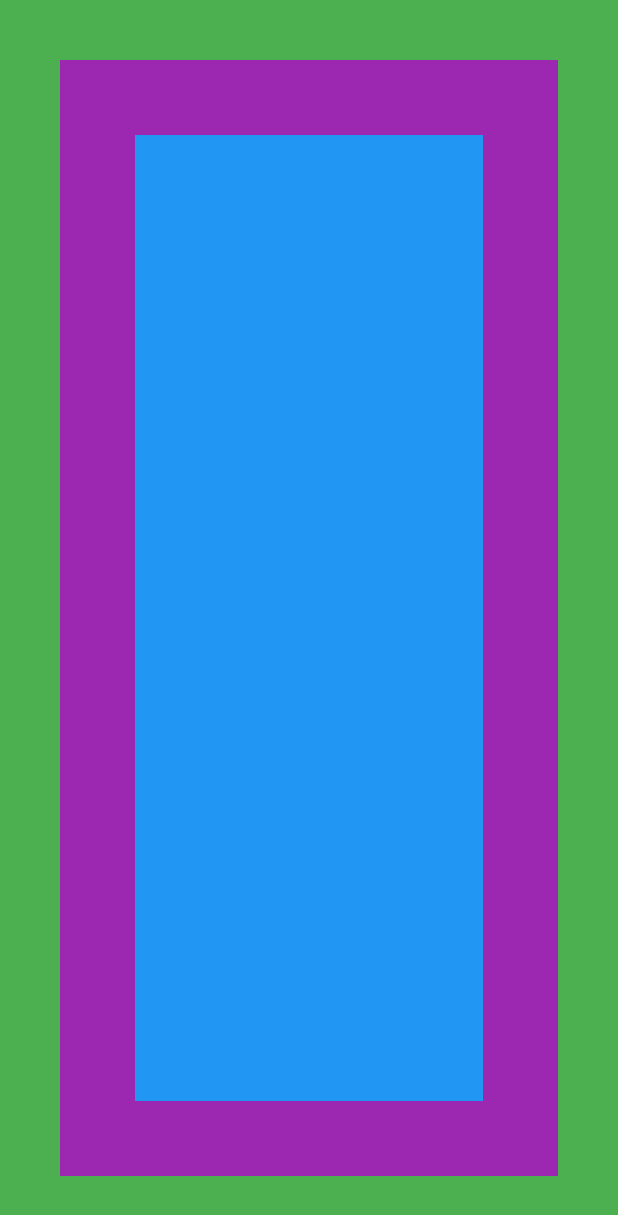
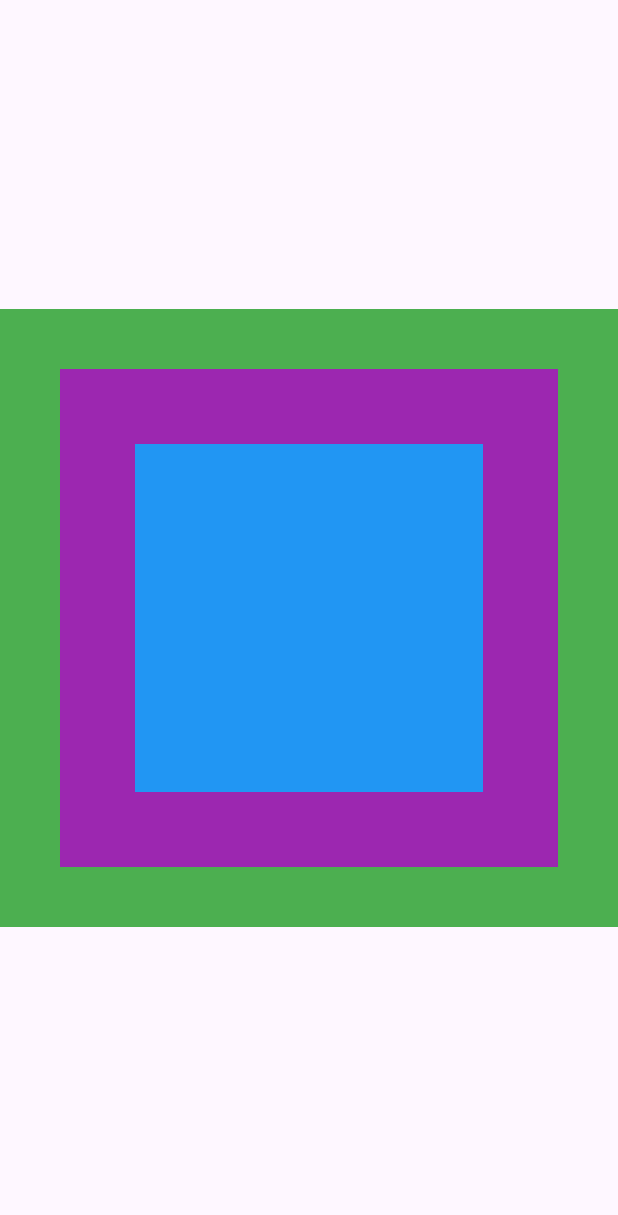
Before and after one commit to arherman92/Belajar-Flutter, a Flutter app: the screen it shows after launch, on a phone screen of 412 x 824 dp. Shown: the top 1215 px of the screen. Run offline on Flutter 3.47's test engine with Material 3 defaults, Android fonts, the phone set to English and light mode, and no system bars.

Commit message:
ganti root
saya menganti route utama home dari ImmutableWidget ke BasicScreen

```diff
--- /dev/null
+++ b/flutter_layout/lib/basic_screen.dart
@@ -0,0 +1,18 @@
+import 'package:flutter/material.dart';
+import 'package:flutter_layout/immutable_widget.dart';
+
+class BasicScreen extends StatelessWidget {
+  const BasicScreen({super.key});
+
+  @override
+  Widget build(BuildContext context) {
+    return const Scaffold(
+      body: Center(
+        child: AspectRatio(
+          aspectRatio: 1.0,
+          child: ImmutableWidget(),
+        ),
+      ),
+    );
+  }
+}
--- a/flutter_layout/lib/main.dart
+++ b/flutter_layout/lib/main.dart
@@ -1,5 +1,6 @@
 import 'package:flutter/material.dart';
-import 'package:flutter_layout/immutable_widget.dart';
+import 'package:flutter_layout/basic_screen.dart';
+// import 'package:flutter_layout/immutable_widget.dart';
 
 void main(List<String> args) {
   runApp(const MyApp());
@@ -15,7 +16,7 @@ class MyApp extends StatelessWidget {
       theme: ThemeData(
         primarySwatch: Colors.blue,
       ),
-      home: ImmutableWidget(),
+      home: BasicScreen(),
     );
   }
 }
```
